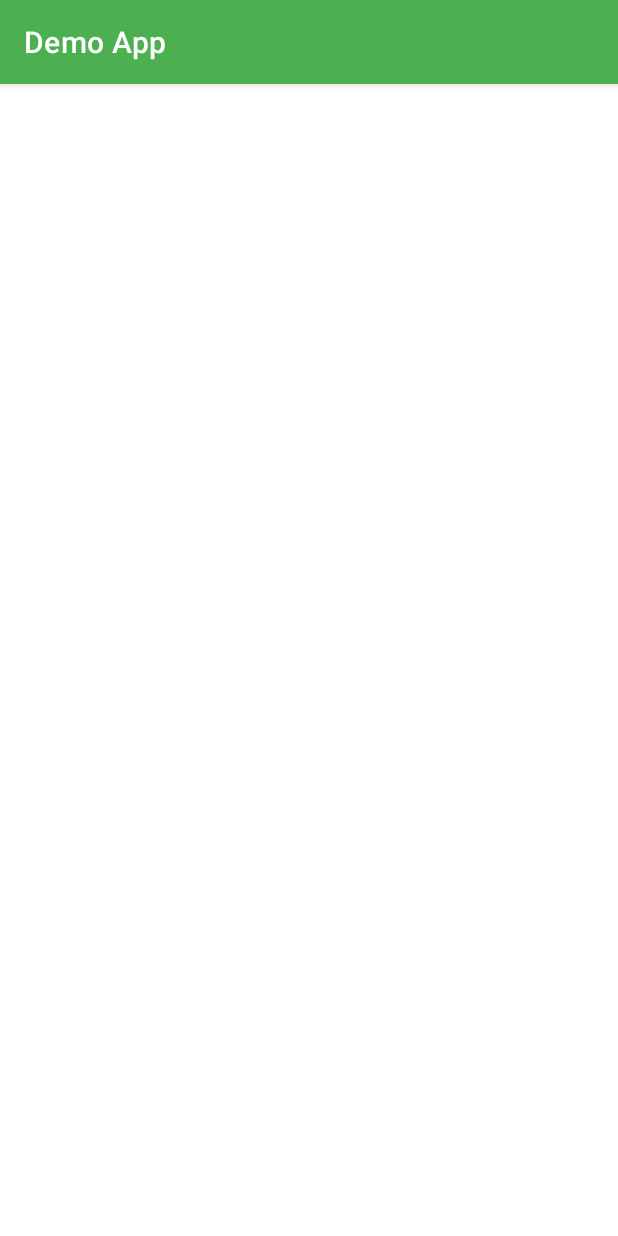
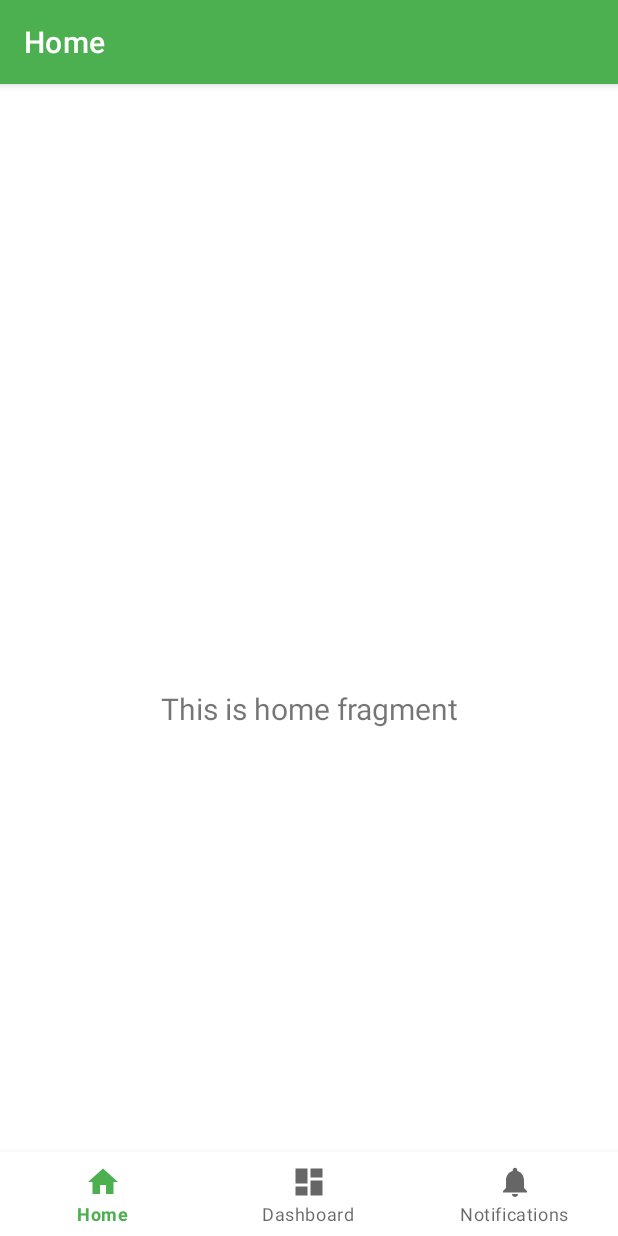
Before and after one commit to bagasn/eMoney-App, an Android app: the HomeActivity screen opened directly, with no data from a screen before it, on a phone screen of 412 x 824 dp. Run offline under Robolectric (Android 15) with nearby library versions, the light colour scheme and no system bars; our stand-ins replace navigation-ui.

Commit message:
Home commit 1

```diff
--- a/app/build.gradle
+++ b/app/build.gradle
@@ -33,6 +33,11 @@ dependencies {
     implementation 'androidx.appcompat:appcompat:1.2.0'
     implementation 'com.google.android.material:material:1.2.1'
     implementation 'androidx.constraintlayout:constraintlayout:2.0.4'
+    implementation 'androidx.vectordrawable:vectordrawable:1.1.0'
+    implementation 'androidx.navigation:navigation-fragment:2.2.2'
+    implementation 'androidx.navigation:navigation-ui:2.2.2'
+    implementation 'androidx.lifecycle:lifecycle-livedata-ktx:2.2.0'
+    implementation 'androidx.lifecycle:lifecycle-viewmodel-ktx:2.2.0'
     testImplementation 'junit:junit:4.13.1'
     androidTestImplementation 'androidx.test.ext:junit:1.1.2'
     androidTestImplementation 'androidx.test.espresso:espresso-core:3.3.0'
--- a/app/src/main/java/com/bagasn/demoemoney/HomeActivity.java
+++ b/app/src/main/java/com/bagasn/demoemoney/HomeActivity.java
@@ -1,8 +1,12 @@
 package com.bagasn.demoemoney;
 
+import android.os.Bundle;
+import com.google.android.material.bottomnavigation.BottomNavigationView;
 import androidx.appcompat.app.AppCompatActivity;
-
-import android.os.Bundle;
+import androidx.navigation.NavController;
+import androidx.navigation.Navigation;
+import androidx.navigation.ui.AppBarConfiguration;
+import androidx.navigation.ui.NavigationUI;
 
 public class HomeActivity extends AppCompatActivity {
 
@@ -10,5 +14,15 @@ public class HomeActivity extends AppCompatActivity {
     protected void onCreate(Bundle savedInstanceState) {
         super.onCreate(savedInstanceState);
         setContentView(R.layout.activity_home);
+        BottomNavigationView navView = findViewById(R.id.nav_view);
+        // Passing each menu ID as a set of Ids because each
+        // menu should be considered as top level destinations.
+        AppBarConfiguration appBarConfiguration = new AppBarConfiguration.Builder(
+                R.id.navigation_home, R.id.navigation_dashboard, R.id.navigation_notifications)
+                .build();
+        NavController navController = Navigation.findNavController(this, R.id.nav_host_fragment);
+        NavigationUI.setupActionBarWithNavController(this, navController, appBarConfiguration);
+        NavigationUI.setupWithNavController(navView, navController);
     }
+
 }
--- /dev/null
+++ b/app/src/main/java/com/bagasn/demoemoney/ui/home/HomeFragment.java
@@ -0,0 +1,33 @@
+package com.bagasn.demoemoney.ui.home;
+
+import android.os.Bundle;
+import android.view.LayoutInflater;
+import android.view.View;
+import android.view.ViewGroup;
+import android.widget.TextView;
+import androidx.annotation.NonNull;
+import androidx.annotation.Nullable;
+import androidx.fragment.app.Fragment;
+import androidx.lifecycle.Observer;
+import androidx.lifecycle.ViewModelProvider;
+import com.bagasn.demoemoney.R;
+
+public class HomeFragment extends Fragment {
+
+    private HomeViewModel homeViewModel;
+
+    public View onCreateView(@NonNull LayoutInflater inflater,
+            ViewGroup container, Bundle savedInstanceState) {
+        homeViewModel =
+                new ViewModelProvider(this).get(HomeViewModel.class);
+        View root = inflater.inflate(R.layout.fragment_home, container, false);
+        final TextView textView = root.findViewById(R.id.text_home);
+        homeViewModel.getText().observe(getViewLifecycleOwner(), new Observer<String>() {
+            @Override
+            public void onChanged(@Nullable String s) {
+                textView.setText(s);
+            }
+        });
+        return root;
+    }
+}
--- /dev/null
+++ b/app/src/main/java/com/bagasn/demoemoney/ui/home/HomeViewModel.java
@@ -0,0 +1,19 @@
+package com.bagasn.demoemoney.ui.home;
+
+import androidx.lifecycle.LiveData;
+import androidx.lifecycle.MutableLiveData;
+import androidx.lifecycle.ViewModel;
+
+public class HomeViewModel extends ViewModel {
+
+    private MutableLiveData<String> mText;
+
+    public HomeViewModel() {
+        mText = new MutableLiveData<>();
+        mText.setValue("This is home fragment");
+    }
+
+    public LiveData<String> getText() {
+        return mText;
+    }
+}
--- /dev/null
+++ b/app/src/main/res/drawable/ic_dashboard_black_24dp.xml
@@ -0,0 +1,9 @@
+<vector xmlns:android="http://schemas.android.com/apk/res/android"
+        android:width="24dp"
+        android:height="24dp"
+        android:viewportWidth="24.0"
+        android:viewportHeight="24.0">
+    <path
+        android:fillColor="#FF000000"
+        android:pathData="M3,13h8L11,3L3,3v10zM3,21h8v-6L3,15v6zM13,21h8L21,11h-8v10zM13,3v6h8L21,3h-8z"/>
+</vector>
--- /dev/null
+++ b/app/src/main/res/drawable/ic_home_black_24dp.xml
@@ -0,0 +1,9 @@
+<vector xmlns:android="http://schemas.android.com/apk/res/android"
+        android:width="24dp"
+        android:height="24dp"
+        android:viewportWidth="24.0"
+        android:viewportHeight="24.0">
+    <path
+        android:fillColor="#FF000000"
+        android:pathData="M10,20v-6h4v6h5v-8h3L12,3 2,12h3v8z"/>
+</vector>
--- /dev/null
+++ b/app/src/main/res/drawable/ic_notifications_black_24dp.xml
@@ -0,0 +1,9 @@
+<vector xmlns:android="http://schemas.android.com/apk/res/android"
+        android:width="24dp"
+        android:height="24dp"
+        android:viewportWidth="24.0"
+        android:viewportHeight="24.0">
+    <path
+        android:fillColor="#FF000000"
+        android:pathData="M12,22c1.1,0 2,-0.9 2,-2h-4c0,1.1 0.89,2 2,2zM18,16v-5c0,-3.07 -1.64,-5.64 -4.5,-6.32L13.5,4c0,-0.83 -0.67,-1.5 -1.5,-1.5s-1.5,0.67 -1.5,1.5v0.68C7.63,5.36 6,7.92 6,11v5l-2,2v1h16v-1l-2,-2z"/>
+</vector>
--- a/app/src/main/res/layout/activity_home.xml
+++ b/app/src/main/res/layout/activity_home.xml
@@ -1,9 +1,34 @@
 <?xml version="1.0" encoding="utf-8"?>
-<androidx.constraintlayout.widget.ConstraintLayout xmlns:android="http://schemas.android.com/apk/res/android"
+<androidx.constraintlayout.widget.ConstraintLayout
+    xmlns:android="http://schemas.android.com/apk/res/android"
     xmlns:app="http://schemas.android.com/apk/res-auto"
-    xmlns:tools="http://schemas.android.com/tools"
+    android:id="@+id/container"
     android:layout_width="match_parent"
     android:layout_height="match_parent"
-    tools:context=".HomeActivity">
+    android:paddingTop="?attr/actionBarSize" >
+
+    <com.google.android.material.bottomnavigation.BottomNavigationView
+        android:id="@+id/nav_view"
+        android:layout_width="0dp"
+        android:layout_height="wrap_content"
+        android:layout_marginStart="0dp"
+        android:layout_marginEnd="0dp"
+        android:background="?android:attr/windowBackground"
+        app:layout_constraintBottom_toBottomOf="parent"
+        app:layout_constraintLeft_toLeftOf="parent"
+        app:layout_constraintRight_toRightOf="parent"
+        app:menu="@menu/bottom_nav_menu"/>
+
+    <fragment
+        android:id="@+id/nav_host_fragment"
+        android:name="androidx.navigation.fragment.NavHostFragment"
+        android:layout_width="match_parent"
+        android:layout_height="match_parent"
+        app:defaultNavHost="true"
+        app:layout_constraintBottom_toTopOf="@id/nav_view"
+        app:layout_constraintLeft_toLeftOf="parent"
+        app:layout_constraintRight_toRightOf="parent"
+        app:layout_constraintTop_toTopOf="parent"
+        app:navGraph="@navigation/mobile_navigation" />
 
 </androidx.constraintlayout.widget.ConstraintLayout>
--- /dev/null
+++ b/app/src/main/res/layout/fragment_home.xml
@@ -0,0 +1,23 @@
+<?xml version="1.0" encoding="utf-8"?>
+<androidx.constraintlayout.widget.ConstraintLayout
+    xmlns:android="http://schemas.android.com/apk/res/android"
+    xmlns:app="http://schemas.android.com/apk/res-auto"
+    xmlns:tools="http://schemas.android.com/tools"
+    android:layout_width="match_parent"
+    android:layout_height="match_parent"
+    tools:context=".ui.home.HomeFragment" >
+
+    <TextView
+        android:id="@+id/text_home"
+        android:layout_width="match_parent"
+        android:layout_height="wrap_content"
+        android:layout_marginStart="8dp"
+        android:layout_marginTop="8dp"
+        android:layout_marginEnd="8dp"
+        android:textAlignment="center"
+        android:textSize="20sp"
+        app:layout_constraintEnd_toEndOf="parent"
+        app:layout_constraintStart_toStartOf="parent"
+        app:layout_constraintTop_toTopOf="parent"
+        app:layout_constraintBottom_toBottomOf="parent" />
+</androidx.constraintlayout.widget.ConstraintLayout>
--- /dev/null
+++ b/app/src/main/res/menu/bottom_nav_menu.xml
@@ -0,0 +1,19 @@
+<?xml version="1.0" encoding="utf-8"?>
+<menu xmlns:android="http://schemas.android.com/apk/res/android">
+
+    <item
+        android:id="@+id/navigation_home"
+        android:icon="@drawable/ic_home_black_24dp"
+        android:title="@string/title_home"/>
+
+    <item
+        android:id="@+id/navigation_dashboard"
+        android:icon="@drawable/ic_dashboard_black_24dp"
+        android:title="@string/title_dashboard"/>
+
+    <item
+        android:id="@+id/navigation_notifications"
+        android:icon="@drawable/ic_notifications_black_24dp"
+        android:title="@string/title_notifications"/>
+
+</menu>
--- /dev/null
+++ b/app/src/main/res/navigation/mobile_navigation.xml
@@ -0,0 +1,25 @@
+<?xml version="1.0" encoding="utf-8"?>
+<navigation xmlns:android="http://schemas.android.com/apk/res/android"
+    xmlns:app="http://schemas.android.com/apk/res-auto"
+    xmlns:tools="http://schemas.android.com/tools"
+    android:id="@+id/mobile_navigation"
+    app:startDestination="@+id/navigation_home">
+
+    <fragment
+        android:id="@+id/navigation_home"
+        android:name="com.bagasn.demoemoney.ui.home.HomeFragment"
+        android:label="@string/title_home"
+        tools:layout="@layout/fragment_home" />
+
+    <fragment
+        android:id="@+id/navigation_dashboard"
+        android:name="com.bagasn.demoemoney.ui.dashboard.DashboardFragment"
+        android:label="@string/title_dashboard"
+        tools:layout="@layout/fragment_dashboard" />
+
+    <fragment
+        android:id="@+id/navigation_notifications"
+        android:name="com.bagasn.demoemoney.ui.notifications.NotificationsFragment"
+        android:label="@string/title_notifications"
+        tools:layout="@layout/fragment_notifications" />
+</navigation>
--- /dev/null
+++ b/app/src/main/res/values/dimens.xml
@@ -0,0 +1,5 @@
+<resources>
+    <!-- Default screen margins, per the Android Design guidelines. -->
+    <dimen name="activity_horizontal_margin">16dp</dimen>
+    <dimen name="activity_vertical_margin">16dp</dimen>
+</resources>
--- a/app/src/main/res/values/strings.xml
+++ b/app/src/main/res/values/strings.xml
@@ -5,4 +5,8 @@
     <string name="email">Email</string>
     <string name="password">Password</string>
     <string name="login">Login</string>
+    <string name="title_activity_home">MainActivity</string>
+    <string name="title_home">Home</string>
+    <string name="title_dashboard">Dashboard</string>
+    <string name="title_notifications">Notifications</string>
 </resources>
```
Also changed, not shown: app/src/main/AndroidManifest.xml (+7 -6 lines), app/src/main/java/com/bagasn/demoemoney/ui/dashboard/DashboardFragment.java (added, +33 -0 lines), app/src/main/java/com/bagasn/demoemoney/ui/dashboard/DashboardViewModel.java (added, +19 -0 lines), app/src/main/java/com/bagasn/demoemoney/ui/notifications/NotificationsFragment.java (added, +33 -0 lines), app/src/main/java/com/bagasn/demoemoney/ui/notifications/NotificationsViewModel.java (added, +19 -0 lines), app/src/main/res/layout/fragment_dashboard.xml (added, +23 -0 lines), app/src/main/res/layout/fragment_notifications.xml (added, +23 -0 lines).
